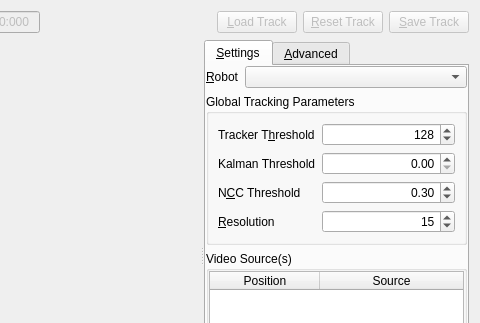
Above: app/src/tools/core/tabs/TrackRobotWidget.ui from jlfranco/gts before the change; both pictures show x 277 to 757 and y 0 to 323 of the 757 by 480 pixel window. Below: the same form after it.
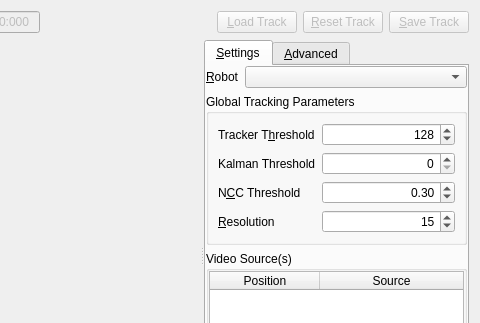
That is the form after the change. Icons and pictures are not drawn. Custom widgets are drawn as their Qt base class.

Commit message: [fix] kalman limit as an integer

Diff of the .ui file:
```diff
--- a/app/src/tools/core/tabs/TrackRobotWidget.ui
+++ b/app/src/tools/core/tabs/TrackRobotWidget.ui
@@ -510,7 +510,7 @@
                  </widget>
                 </item>
                 <item row="1" column="1">
-                 <widget class="QDoubleSpinBox" name="m_kalmanThSpinBox">
+                 <widget class="QSpinBox" name="m_kalmanThSpinBox">
                   <property name="toolTip">
                    <string>&lt;html&gt;&lt;head/&gt;&lt;body&gt;&lt;p&gt;To disable Kalman filter, set threshold to 0.00&lt;/p&gt;&lt;/body&gt;&lt;/html&gt;</string>
                   </property>
```
Left out of the diff: 2 changed lines with no effect on the pictures. The commit also changes 2 other files.
